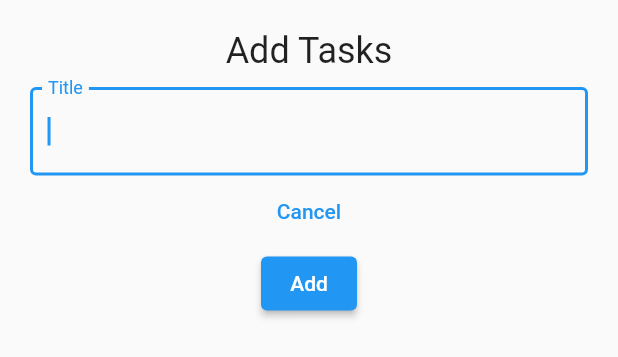
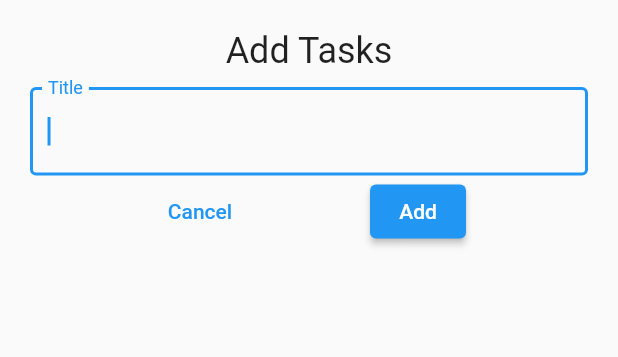
Before and after one commit to staticGuru/Todoapp, a Flutter app: the AddTasksScreen widget shown alone on an empty page, opened directly with empty values, on a phone screen of 412 x 824 dp. Shown: the top 357 px of the screen. Run offline on Flutter 3.47's test engine with Material 2 defaults, Android fonts, the phone set to English and light mode, and no system bars; our stand-ins replace bloc, equatable, flutter_bloc; missing offline and left inert: dart:ffi.

Commit message:
add the tasks append in programatically

```diff
--- a/lib/screens/tasks_screen.dart
+++ b/lib/screens/tasks_screen.dart
@@ -73,8 +73,21 @@ class AddTasksScreen extends StatelessWidget {
               decoration: const InputDecoration(
                   label: Text('Title'), border: OutlineInputBorder()),
             ),
-            TextButton(onPressed: ()=>Navigator.pop(context), child: const Text("Cancel")),
-            ElevatedButton(onPressed: () {}, child: const Text("Add"))
+            Row(
+              mainAxisAlignment: MainAxisAlignment.spaceEvenly,
+              children: [
+                TextButton(
+                    onPressed: () => Navigator.pop(context),
+                    child: const Text("Cancel")),
+                ElevatedButton(
+                    onPressed: () {
+                      var task = Task(title: taskTitleController.text);
+                      context.read<TasksBloc>().add(AddTask(task: task));
+                      Navigator.pop(context);
+                    },
+                    child: const Text("Add"))
+              ],
+            ),
           ]),
         ));
   }
```
